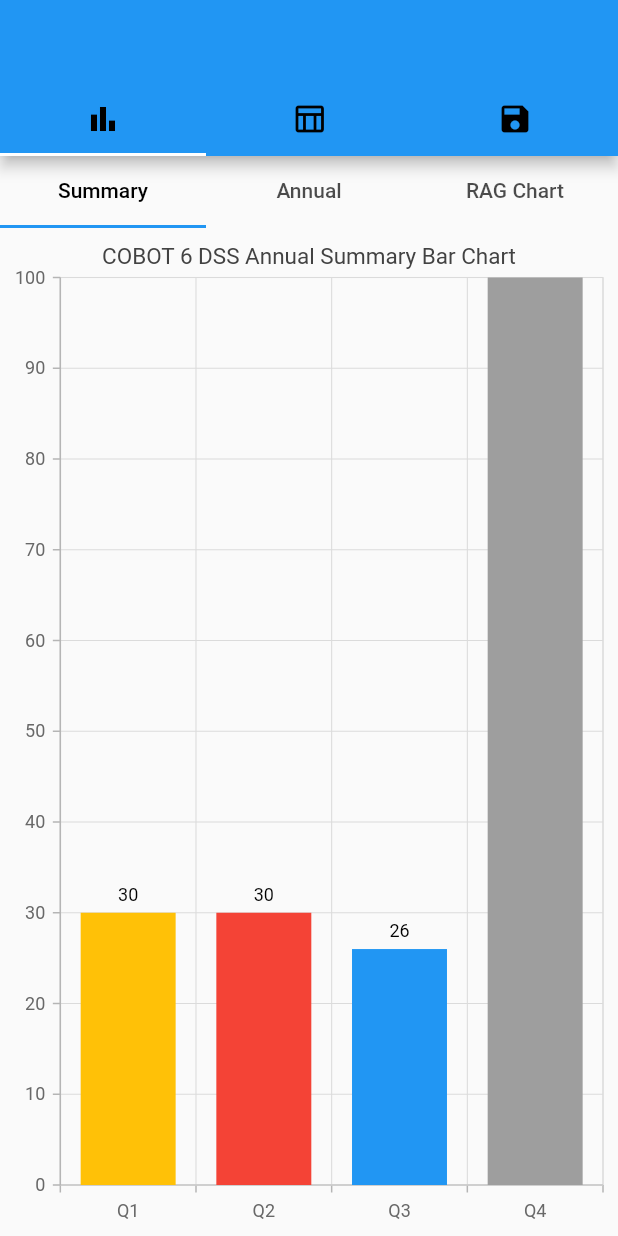
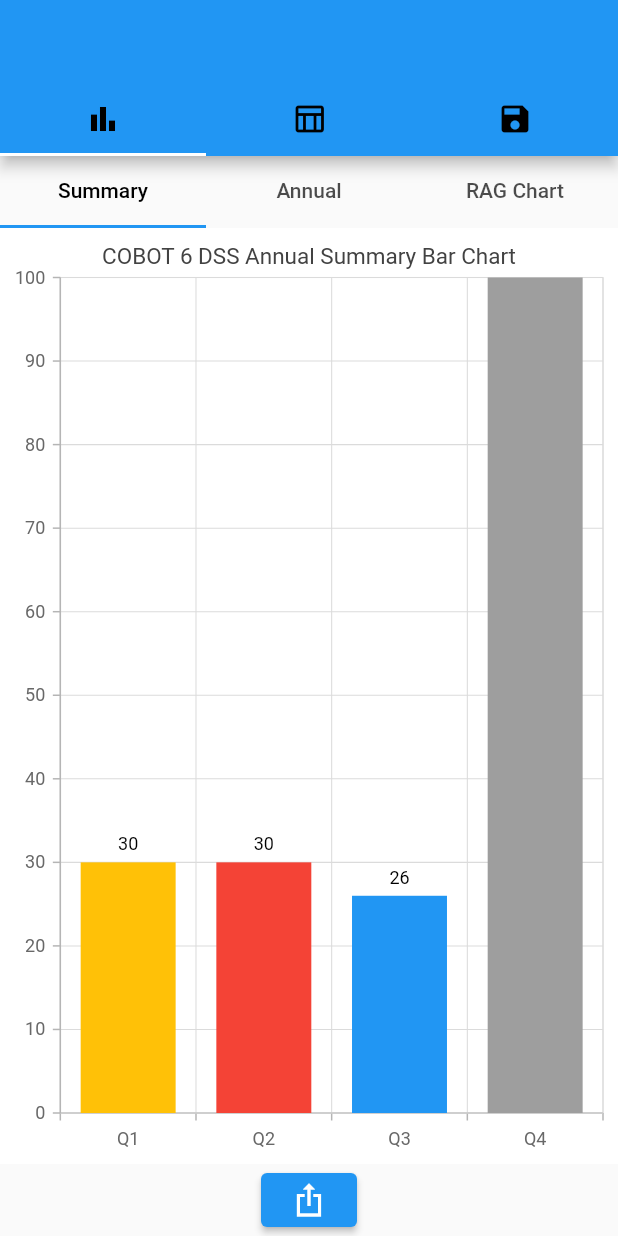
Before and after one commit to bellezhang119/cobit_dss_app, a Flutter app: the screen it shows after launch, on a phone screen of 412 x 824 dp. Run offline on Flutter 3.47's test engine with Material 2 defaults, Android fonts, the phone set to English and light mode, and no system bars; drawn by our look-alikes of screenshot; our stand-ins replace cloud_firestore, firebase_core, fl_chart, image_gallery_saver, share_plus, syncfusion_flutter_charts; missing offline and left inert: charts_common; accounts and stored records are empty.

Commit message:
Updated summary bar chart
+Added save to album function to summary bar chart

```diff
--- a/lib/tabs/comparative_barchart_tab.dart
+++ b/lib/tabs/comparative_barchart_tab.dart
@@ -113,7 +113,11 @@ class _ComparativeBarChartState extends State<ComparativeBarChart> {
     return Scaffold(
         body: Center(
             child: Container(
-                child: Column(children: [customLegend(), buildGraph()]))));
+                child: Column(children: [
+      customLegend(),
+      buildGraph(),
+      ElevatedButton(onPressed: () {}, child: Icon(Icons.ios_share_sharp))
+    ]))));
   }
 
   Widget buildGraph() => Expanded(
--- a/lib/tabs/individual_barchart.dart
+++ b/lib/tabs/individual_barchart.dart
@@ -61,7 +61,8 @@ class _IndividualBarChartState extends State<IndividualBarChart> {
               child: Text('Navigate to Comparative chart'),
               style: ElevatedButton.styleFrom(
                 backgroundColor: Colors.red,
-              ))
+              )),
+          ElevatedButton(onPressed: () {}, child: Icon(Icons.ios_share_sharp))
         ]))));
   }
 
--- a/lib/tabs/summary_barchart_tab.dart
+++ b/lib/tabs/summary_barchart_tab.dart
@@ -1,6 +1,13 @@
+import 'dart:io';
+import 'dart:typed_data';
+
 import 'package:cobit_dss_app/tabs/individual_barchart.dart';
 import 'package:flutter/material.dart';
 import 'package:fl_chart/fl_chart.dart';
+import 'package:image_gallery_saver/image_gallery_saver.dart';
+import 'package:path_provider/path_provider.dart';
+import 'package:screenshot/screenshot.dart';
+import 'package:share_plus/share_plus.dart';
 import 'package:syncfusion_flutter_charts/charts.dart';
 import '../datas/table_data.dart';
 import "package:intl/intl.dart";
@@ -40,6 +47,10 @@ class _SummaryBarChartState extends State<SummaryBarChart> {
   List<int> get quarter4Data => widget.quarter4Data;
   TabController get tabController => widget.tabController;
 
+  final _screenshotController = ScreenshotController();
+  Uint8List? bytes;
+  late File customFile;
+
   late List<Quarter> data;
   late TooltipBehavior _tooltip;
 
@@ -76,12 +87,28 @@ class _SummaryBarChartState extends State<SummaryBarChart> {
   @override
   Widget build(BuildContext context) {
     return Scaffold(
-        body:
-            Center(child: Container(child: Column(children: [buildGraph()]))));
+      body: Center(
+        child: Column(
+          children: [
+            Expanded(
+              child: Screenshot(
+                controller: _screenshotController,
+                child: buildGraph(),
+              ),
+            ),
+            ElevatedButton(
+              onPressed: takeScreenshot,
+              child: Icon(Icons.ios_share_sharp),
+            ),
+          ],
+        ),
+      ),
+    );
   }
 
-  Widget buildGraph() => Expanded(
-          child: SfCartesianChart(
+  Widget buildGraph() {
+    return SfCartesianChart(
+      backgroundColor: Colors.white,
       title: ChartTitle(text: 'COBOT 6 DSS Annual Summary Bar Chart'),
       primaryXAxis: CategoryAxis(),
       primaryYAxis: NumericAxis(
@@ -112,8 +139,10 @@ class _SummaryBarChartState extends State<SummaryBarChart> {
           xValueMapper: (Quarter data, _) => data.quarter,
           yValueMapper: (Quarter data, _) => data.score,
           pointColorMapper: (Quarter data, _) => data.color,
-            )
-          ]));
+        ),
+      ],
+    );
+  }
 
   void navigateToIndividualBarChart(String quarter, List<int> data) {
     Navigator.push(
@@ -126,6 +155,12 @@ class _SummaryBarChartState extends State<SummaryBarChart> {
         ),
       ),
     );
+  }
+
+  void takeScreenshot() async {
+    await _screenshotController.capture().then((capturedImage) async {
+      ImageGallerySaver.saveImage(capturedImage as Uint8List);
+    });
   }
 }
 
--- a/pubspec.yaml
+++ b/pubspec.yaml
@@ -39,10 +39,11 @@ dependencies:
     sdk: flutter
   flutter_chart: ^0.1.6
   flutterfire_cli: ^0.2.7
+  image_gallery_saver: ^2.0.3
   path_provider: ^2.1.0
   screenshot: ^2.1.0
+  share_plus: ^5.0.0
   syncfusion_flutter_charts: ^21.2.4
-  intl: "^0.16.1"
 
 dev_dependencies:
   flutter_lints: ^2.0.0
```
Also changed, not shown: pubspec.lock, 5 other files. Lines whose indentation alone changed are shown as unchanged.
